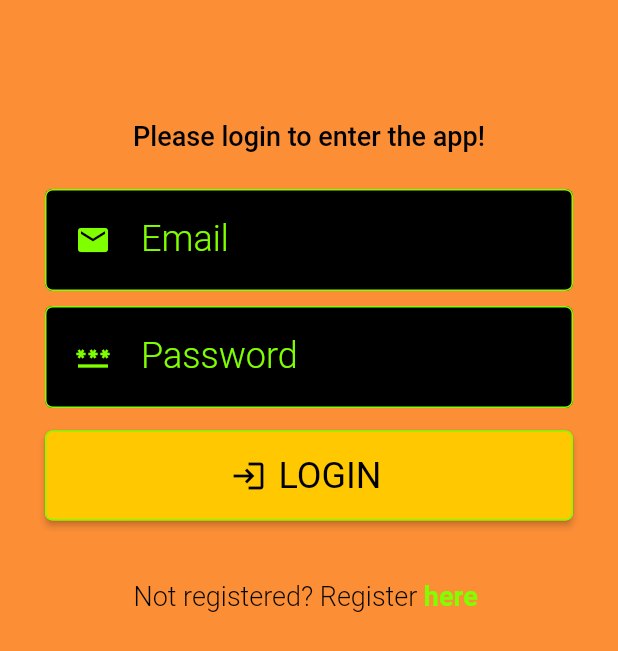
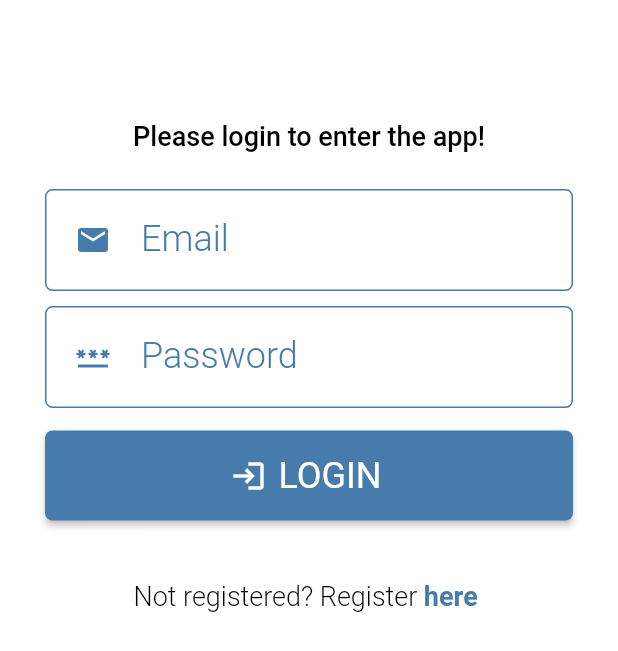
Before and after one commit to taras3189/daily-readings-admin-sdk, a Flutter app: the screen it shows after launch, on a phone screen of 412 x 824 dp. Shown: the top 651 px of the screen. Run offline on Flutter 3.47's test engine with Material 2 defaults, Android fonts, the phone set to English and light mode, and no system bars; our stand-ins replace cloud_firestore, email_validator, firebase_auth, firebase_core, flutter_easyloading, flutter_secure_storage and 2 more; missing offline and left inert: http_interceptor; accounts and stored records are empty.

Commit message:
Login 01 commit

```diff
--- a/lib/screens/add_permissions_screen.dart
+++ b/lib/screens/add_permissions_screen.dart
@@ -58,7 +58,7 @@
   @override
   Widget build(BuildContext context) {
     return Scaffold(
-      backgroundColor: const Color.fromARGB(255, 252, 142, 54),
+      backgroundColor: const Color.fromARGB(255, 255, 255, 255),
       appBar: AppBar(
         iconTheme: const IconThemeData(color: Color.fromARGB(255, 26, 255, 1)),
         title: const Text(
@@ -71,7 +71,7 @@
             color: Color.fromARGB(255, 26, 255, 1),
           ),
         ),
-        backgroundColor: const Color.fromARGB(255, 0, 0, 0),
+        backgroundColor: const Color.fromARGB(255, 255, 255, 255),
         leading: IconButton(
           icon: const Icon(Icons.arrow_back,
               color: Color.fromARGB(255, 26, 255, 1)),
@@ -215,7 +215,7 @@
           }
         },
         tooltip: 'Increment',
-        backgroundColor: const Color.fromARGB(255, 0, 0, 0),
+        backgroundColor: const Color.fromARGB(255, 255, 255, 255),
         child: const Icon(Icons.save),
       ),
     );
--- a/lib/screens/add_product_screen.dart
+++ b/lib/screens/add_product_screen.dart
@@ -38,7 +38,7 @@
   @override
   Widget build(BuildContext context) {
     return Scaffold(
-      backgroundColor: const Color.fromARGB(255, 252, 142, 54),
+      backgroundColor: const Color.fromARGB(255, 255, 255, 255),
       appBar: AppBar(
         iconTheme: const IconThemeData(color: Color.fromARGB(255, 26, 255, 1)),
         title: const Text(
@@ -51,7 +51,7 @@
             color: Color.fromARGB(255, 26, 255, 1),
           ),
         ),
-        backgroundColor: const Color.fromARGB(255, 0, 0, 0),
+        backgroundColor: const Color.fromARGB(255, 255, 255, 255),
         leading: IconButton(
           icon: const Icon(Icons.arrow_back,
               color: Color.fromARGB(255, 26, 255, 1)),
--- a/lib/screens/add_role_screen.dart
+++ b/lib/screens/add_role_screen.dart
@@ -36,7 +36,7 @@
   @override
   Widget build(BuildContext context) {
     return Scaffold(
-      backgroundColor: const Color.fromARGB(255, 252, 142, 54),
+      backgroundColor: const Color.fromARGB(255, 255, 255, 255),
       appBar: AppBar(
         iconTheme: const IconThemeData(color: Color.fromARGB(255, 26, 255, 1)),
         title: const Text(
@@ -49,7 +49,7 @@
             color: Color.fromARGB(255, 26, 255, 1),
           ),
         ),
-        backgroundColor: const Color.fromARGB(255, 0, 0, 0),
+        backgroundColor: const Color.fromARGB(255, 255, 255, 255),
         leading: IconButton(
           icon: const Icon(Icons.arrow_back,
               color: Color.fromARGB(255, 26, 255, 1)),
--- a/lib/screens/add_user_screen.dart
+++ b/lib/screens/add_user_screen.dart
@@ -53,7 +53,7 @@
   @override
   Widget build(BuildContext context) {
     return Scaffold(
-      backgroundColor: const Color.fromARGB(255, 252, 142, 54),
+      backgroundColor: const Color.fromARGB(255, 255, 255, 255),
       appBar: AppBar(
         iconTheme: const IconThemeData(color: Color.fromARGB(255, 26, 255, 1)),
         title: const Text(
@@ -66,7 +66,7 @@
             color: Color.fromARGB(255, 26, 255, 1),
           ),
         ),
-        backgroundColor: const Color.fromARGB(255, 0, 0, 0),
+        backgroundColor: const Color.fromARGB(255, 255, 255, 255),
         leading: IconButton(
           icon: const Icon(Icons.arrow_back,
               color: Color.fromARGB(255, 26, 255, 1)),
--- a/lib/screens/edit_product_screen.dart
+++ b/lib/screens/edit_product_screen.dart
@@ -53,7 +53,7 @@
   @override
   Widget build(BuildContext context) {
     return Scaffold(
-      backgroundColor: const Color.fromARGB(255, 252, 142, 54),
+      backgroundColor: const Color.fromARGB(255, 255, 255, 255),
       appBar: AppBar(
         iconTheme: const IconThemeData(color: Color.fromARGB(255, 26, 255, 1)),
         title: const Text(
@@ -66,7 +66,7 @@
             color: Color.fromARGB(255, 26, 255, 1),
           ),
         ),
-        backgroundColor: const Color.fromARGB(255, 0, 0, 0),
+        backgroundColor: const Color.fromARGB(255, 255, 255, 255),
         leading: IconButton(
           icon: const Icon(Icons.arrow_back,
               color: Color.fromARGB(255, 26, 255, 1)),
--- a/lib/screens/edit_role_screen.dart
+++ b/lib/screens/edit_role_screen.dart
@@ -49,7 +49,7 @@
   @override
   Widget build(BuildContext context) {
     return Scaffold(
-      backgroundColor: const Color.fromARGB(255, 252, 142, 54),
+      backgroundColor: const Color.fromARGB(255, 255, 255, 255),
       appBar: AppBar(
         iconTheme: const IconThemeData(color: Color.fromARGB(255, 26, 255, 1)),
         title: const Text(
@@ -62,7 +62,7 @@
             color: Color.fromARGB(255, 26, 255, 1),
           ),
         ),
-        backgroundColor: const Color.fromARGB(255, 0, 0, 0),
+        backgroundColor: const Color.fromARGB(255, 255, 255, 255),
         leading: IconButton(
           icon: const Icon(Icons.arrow_back,
               color: Color.fromARGB(255, 26, 255, 1)),
--- a/lib/screens/edit_user_screen.dart
+++ b/lib/screens/edit_user_screen.dart
@@ -62,7 +62,7 @@
   @override
   Widget build(BuildContext context) {
     return Scaffold(
-      backgroundColor: const Color.fromARGB(255, 252, 142, 54),
+      backgroundColor: const Color.fromARGB(255, 255, 255, 255),
       appBar: AppBar(
         iconTheme: const IconThemeData(color: Color.fromARGB(255, 26, 255, 1)),
         title: const Text(
@@ -75,7 +75,7 @@
             color: Color.fromARGB(255, 26, 255, 1),
           ),
         ),
-        backgroundColor: const Color.fromARGB(255, 0, 0, 0),
+        backgroundColor: const Color.fromARGB(255, 255, 255, 255),
         leading: IconButton(
           icon: const Icon(Icons.arrow_back,
               color: Color.fromARGB(255, 26, 255, 1)),
--- a/lib/screens/home.dart
+++ b/lib/screens/home.dart
@@ -56,7 +56,7 @@
   @override
   Widget build(BuildContext context) {
     return Scaffold(
-      backgroundColor: const Color.fromARGB(255, 252, 142, 54),
+      backgroundColor: const Color.fromARGB(255, 255, 255, 255),
       appBar: AppBar(
         iconTheme: const IconThemeData(color: Color.fromARGB(255, 26, 255, 1)),
         title: const Text(
@@ -69,11 +69,11 @@
             color: Color.fromARGB(255, 26, 255, 1),
           ),
         ),
-        backgroundColor: const Color.fromARGB(255, 0, 0, 0),
+        backgroundColor: const Color.fromARGB(255, 255, 255, 255),
       ),
       drawer: Drawer(
         child: Container(
-          color: const Color.fromARGB(255, 252, 142, 54),
+          color: const Color.fromARGB(255, 255, 255, 255),
           child: ListView(
             padding: EdgeInsets.zero,
             children: [
--- a/lib/screens/login.dart
+++ b/lib/screens/login.dart
@@ -81,7 +81,7 @@
   @override
   Widget build(BuildContext context) {
     return Scaffold(
-      backgroundColor: const Color.fromARGB(255, 252, 142, 54),
+      backgroundColor: const Color.fromARGB(255, 255, 255, 255),
       body: SingleChildScrollView(
         child: Form(
           key: _loginFormKey,
@@ -121,12 +121,12 @@
                   keyboardType: TextInputType.emailAddress,
                   decoration: const InputDecoration(
                     errorStyle:
-                        TextStyle(color: Color.fromARGB(255, 26, 255, 1)),
-                    fillColor: Color.fromARGB(255, 0, 0, 0),
+                        TextStyle(color: Color.fromARGB(255, 71, 123, 171)),
+                    fillColor: Color.fromARGB(255, 255, 255, 255),
                     enabledBorder: OutlineInputBorder(
                       borderRadius: BorderRadius.all(Radius.circular(5.0)),
                       borderSide: BorderSide(
-                          color: Color.fromARGB(255, 128, 255, 0), width: 1),
+                          color: Color.fromARGB(255, 71, 123, 171), width: 1),
                     ),
                     focusedBorder: OutlineInputBorder(
                       borderRadius: BorderRadius.all(Radius.circular(5.0)),
@@ -139,7 +139,7 @@
                       padding: EdgeInsets.fromLTRB(20.0, 0.0, 20.0, 0.0),
                       child: Icon(
                         Icons.email,
-                        color: Color.fromARGB(255, 128, 255, 0),
+                        color: Color.fromARGB(255, 71, 123, 171),
                         size: 24,
                       ),
                     ),
@@ -148,17 +148,17 @@
                         fontSize: 24.0,
                         fontFamily: 'Roboto',
                         fontWeight: FontWeight.w300,
-                        color: Color.fromARGB(255, 128, 255, 0)),
+                        color: Color.fromARGB(255, 71, 123, 171)),
                     hintStyle: TextStyle(
                         height: 1.171875,
                         fontSize: 24.0,
                         fontFamily: 'Roboto',
                         fontWeight: FontWeight.w300,
-                        color: Color.fromARGB(255, 128, 255, 0)),
+                        color: Color.fromARGB(100, 100, 100, 100)),
                     filled: true,
                   ),
                   style: const TextStyle(
-                      color: Color.fromARGB(255, 128, 255, 0), fontSize: 24.0),
+                      color: Color.fromARGB(255, 0, 0, 0), fontSize: 24.0),
                 ),
               ),
               Padding(
@@ -179,12 +179,12 @@
                   keyboardType: TextInputType.emailAddress,
                   decoration: const InputDecoration(
                     errorStyle:
-                        TextStyle(color: Color.fromARGB(255, 26, 255, 1)),
-                    fillColor: Color.fromARGB(255, 0, 0, 0),
+                        TextStyle(color: Color.fromARGB(255, 71, 123, 171)),
+                    fillColor: Color.fromARGB(255, 255, 255, 255),
                     enabledBorder: OutlineInputBorder(
                       borderRadius: BorderRadius.all(Radius.circular(5.0)),
                       borderSide: BorderSide(
-                          color: Color.fromARGB(255, 128, 255, 0), width: 1),
+                          color: Color.fromARGB(255, 71, 123, 171), width: 1),
                     ),
                     focusedBorder: OutlineInputBorder(
                       borderRadius: BorderRadius.all(Radius.circular(5.0)),
@@ -197,7 +197,7 @@
                       padding: EdgeInsets.fromLTRB(20.0, 0.0, 20.0, 0.0),
                       child: Icon(
                         Icons.password,
-                        color: Color.fromARGB(255, 128, 255, 0),
+                        color: Color.fromARGB(255, 71, 123, 171),
                         size: 24,
                       ),
                     ),
@@ -206,17 +206,17 @@
                         fontSize: 24.0,
                         fontFamily: 'Roboto',
                         fontWeight: FontWeight.w300,
-                        color: Color.fromARGB(255, 128, 255, 0)),
+                        color: Color.fromARGB(255, 71, 123, 171)),
                     hintStyle: TextStyle(
                         height: 1.171875,
                         fontSize: 24.0,
                         fontFamily: 'Roboto',
                         fontWeight: FontWeight.w300,
-                        color: Color.fromARGB(255, 128, 255, 0)),
+                        color: Color.fromARGB(100, 100, 100, 100)),
                     filled: true,
                   ),
                   style: const TextStyle(
-                      color: Color.fromARGB(255, 235, 235, 235),
+                      color: Color.fromARGB(255, 0, 0, 0),
                       fontSize: 24.0),
                 ),
               ),
@@ -229,19 +229,19 @@
                   child: ElevatedButton.icon(
                     icon: const Icon(
                       Icons.login,
-                      color: Color.fromARGB(255, 0, 0, 0),
+                      color: Color.fromARGB(255, 255, 255, 255),
                       size: 24.0,
                     ),
                     style: ButtonStyle(
                       shape: MaterialStateProperty.all<RoundedRectangleBorder>(
                           RoundedRectangleBorder(
                         borderRadius: BorderRadius.circular(5.0),
-                        side: const BorderSide(
-                            color: Color.fromARGB(255, 128, 255, 0),
-                            width: 1.0),
+                        // side: const BorderSide(
+                        //     color: Color.fromARGB(255, 0, 0, 0),
+                        //     width: 1.0),
                       )),
                       backgroundColor: MaterialStateProperty.all<Color>(
-                          const Color.fromARGB(255, 255, 200, 0)),
+                          const Color.fromARGB(255, 71, 123, 171)),
                     ),
                     onPressed: () async {
                       if (_loginFormKey.currentState == null) {
@@ -292,7 +292,7 @@
                           fontSize: 24.0,
                           fontFamily: 'Roboto',
                           fontWeight: FontWeight.w400,
-                          color: Color.fromARGB(255, 0, 0, 0),
+                          color: Color.fromARGB(255, 255, 255, 255),
                         )),
                   ),
                 ),
@@ -330,7 +330,7 @@
                             fontSize: 18.0,
                             fontFamily: 'Roboto',
                             fontWeight: FontWeight.w700,
-                            color: Color.fromARGB(255, 128, 255, 0),
+                            color: Color.fromARGB(255, 71, 123, 171),
                           )),
                     ],
                   ),
--- a/lib/screens/product_details_screen.dart
+++ b/lib/screens/product_details_screen.dart
@@ -44,7 +44,7 @@
   @override
   Widget build(BuildContext context) {
     return Scaffold(
-      backgroundColor: const Color.fromARGB(255, 252, 142, 54),
+      backgroundColor: const Color.fromARGB(255, 255, 255, 255),
       appBar: AppBar(
         iconTheme: const IconThemeData(color: Color.fromARGB(255, 26, 255, 1)),
         title: const Text(
@@ -57,7 +57,7 @@
             color: Color.fromARGB(255, 26, 255, 1),
           ),
         ),
-        backgroundColor: const Color.fromARGB(255, 0, 0, 0),
+        backgroundColor: const Color.fromARGB(255, 255, 255, 255),
         leading: IconButton(
           icon: const Icon(Icons.arrow_back,
               color: Color.fromARGB(255, 26, 255, 1)),
@@ -72,7 +72,7 @@
               child: Container(
                   decoration: BoxDecoration(
                     borderRadius: BorderRadius.circular(5.0),
-                    color: const Color.fromARGB(255, 252, 142, 54),
+                    color: const Color.fromARGB(255, 255, 255, 255),
                     border: Border.all(color: const Color.fromARGB(255, 0, 0, 0)),
                   ),
                   padding: const EdgeInsets.all(10.0),
--- a/lib/screens/products_screen.dart
+++ b/lib/screens/products_screen.dart
@@ -61,7 +61,7 @@
   @override
   Widget build(BuildContext context) {
     return Scaffold(
-      backgroundColor: const Color.fromARGB(255, 252, 142, 54),
+      backgroundColor: const Color.fromARGB(255, 255, 255, 255),
       appBar: AppBar(
         iconTheme: const IconThemeData(color: Color.fromARGB(255, 26, 255, 1)),
         title: const Text(
@@ -74,7 +74,7 @@
             color: Color.fromARGB(255, 26, 255, 1),
           ),
         ),
-        backgroundColor: const Color.fromARGB(255, 0, 0, 0),
+        backgroundColor: const Color.fromARGB(255, 255, 255, 255),
         leading: IconButton(
           icon: const Icon(Icons.arrow_back,
               color: Color.fromARGB(255, 26, 255, 1)),
@@ -155,7 +155,7 @@
                   builder: (context) => const AddProductScreen()));
         },
         tooltip: 'Increment',
-        backgroundColor: const Color.fromARGB(255, 0, 0, 0),
+        backgroundColor: const Color.fromARGB(255, 255, 255, 255),
         child: const Icon(Icons.add),
       ),
     );
--- a/lib/screens/register.dart
+++ b/lib/screens/register.dart
@@ -42,7 +42,7 @@
   @override
   Widget build(BuildContext context) {
     return Scaffold(
-      backgroundColor: const Color.fromARGB(255, 252, 142, 54),
+      backgroundColor: const Color.fromARGB(255, 255, 255, 255),
       body: SingleChildScrollView(
         child: Form(
           key: _registerFormKey,
--- a/lib/screens/role_details_screen.dart
+++ b/lib/screens/role_details_screen.dart
@@ -63,7 +63,7 @@
   @override
   Widget build(BuildContext context) {
     return Scaffold(
-      backgroundColor: const Color.fromARGB(255, 252, 142, 54),
+      backgroundColor: const Color.fromARGB(255, 255, 255, 255),
       appBar: AppBar(
         iconTheme: const IconThemeData(color: Color.fromARGB(255, 26, 255, 1)),
         title: const Text(
@@ -76,7 +76,7 @@
             color: Color.fromARGB(255, 26, 255, 1),
           ),
         ),
-        backgroundColor: const Color.fromARGB(255, 0, 0, 0),
+        backgroundColor: const Color.fromARGB(255, 255, 255, 255),
         leading: IconButton(
           icon: const Icon(Icons.arrow_back,
               color: Color.fromARGB(255, 26, 255, 1)),
@@ -95,7 +95,7 @@
             child: Container(
               decoration: BoxDecoration(
                 borderRadius: BorderRadius.circular(5),
-                color: const Color.fromARGB(255, 252, 142, 54),
+                color: const Color.fromARGB(255, 255, 255, 255),
                 border: Border.all(color: const Color.fromARGB(255, 0, 0, 0)),
               ),
               padding: const EdgeInsets.all(10),
--- a/lib/screens/roles_screen.dart
+++ b/lib/screens/roles_screen.dart
@@ -63,7 +63,7 @@
   @override
   Widget build(BuildContext context) {
     return Scaffold(
-      backgroundColor: const Color.fromARGB(255, 252, 142, 54),
+      backgroundColor: const Color.fromARGB(255, 255, 255, 255),
       appBar: AppBar(
         iconTheme: const IconThemeData(color: Color.fromARGB(255, 26, 255, 1)),
         title: const Text(
@@ -76,7 +76,7 @@
             color: Color.fromARGB(255, 26, 255, 1),
           ),
         ),
-        backgroundColor: const Color.fromARGB(255, 0, 0, 0),
+        backgroundColor: const Color.fromARGB(255, 255, 255, 255),
         leading: IconButton(
           icon: const Icon(Icons.arrow_back,
               color: Color.fromARGB(255, 26, 255, 1)),
@@ -166,7 +166,7 @@
         },
         tooltip: 'Increment',
         child: const Icon(Icons.add),
-        backgroundColor: const Color.fromARGB(255, 0, 0, 0),
+        backgroundColor: const Color.fromARGB(255, 255, 255, 255),
       ),
     );
   }
--- a/lib/screens/user_details_screen.dart
+++ b/lib/screens/user_details_screen.dart
@@ -42,7 +42,7 @@
   @override
   Widget build(BuildContext context) {
     return Scaffold(
-      backgroundColor: const Color.fromARGB(255, 252, 142, 54),
+      backgroundColor: const Color.fromARGB(255, 255, 255, 255),
       appBar: AppBar(
         iconTheme: const IconThemeData(color: Color.fromARGB(255, 26, 255, 1)),
         title: const Text(
@@ -55,7 +55,7 @@
             color: Color.fromARGB(255, 26, 255, 1),
           ),
         ),
-        backgroundColor: const Color.fromARGB(255, 0, 0, 0),
+        backgroundColor: const Color.fromARGB(255, 255, 255, 255),
         leading: IconButton(
           icon: const Icon(Icons.arrow_back,
               color: Color.fromARGB(255, 26, 255, 1)),
@@ -74,7 +74,7 @@
             child: Container(
               decoration: BoxDecoration(
                 borderRadius: BorderRadius.circular(5),
-                color: const Color.fromARGB(255, 252, 142, 54),
+                color: const Color.fromARGB(255, 255, 255, 255),
                 border: Border.all(color: const Color.fromARGB(255, 0, 0, 0)),
               ),
               padding: const EdgeInsets.all(10),
--- a/lib/widgets/product_list_widget.dart
+++ b/lib/widgets/product_list_widget.dart
@@ -16,7 +16,7 @@
         return Padding(
           padding: const EdgeInsets.symmetric(vertical: 0.0, horizontal: 0.0),
           child: Card(
-            color: const Color.fromARGB(255, 252, 142, 54),
+            color: const Color.fromARGB(255, 255, 255, 255),
             shape: RoundedRectangleBorder(
               side: const BorderSide(
                   color: Color.fromARGB(255, 0, 0, 0), width: 1),
--- a/lib/widgets/role_list_widget.dart
+++ b/lib/widgets/role_list_widget.dart
@@ -15,7 +15,7 @@
           return Padding(
             padding: EdgeInsets.symmetric(vertical: 0, horizontal: 0),
             child: Card(
-              color: const Color.fromARGB(255, 252, 142, 54),
+              color: const Color.fromARGB(255, 255, 255, 255),
               shape: RoundedRectangleBorder(
                 side: const BorderSide(
                     color: Color.fromARGB(255, 0, 0, 0), width: 1),
```
Also changed, not shown: lib/screens/users_screen.dart (+4 -4 lines).
